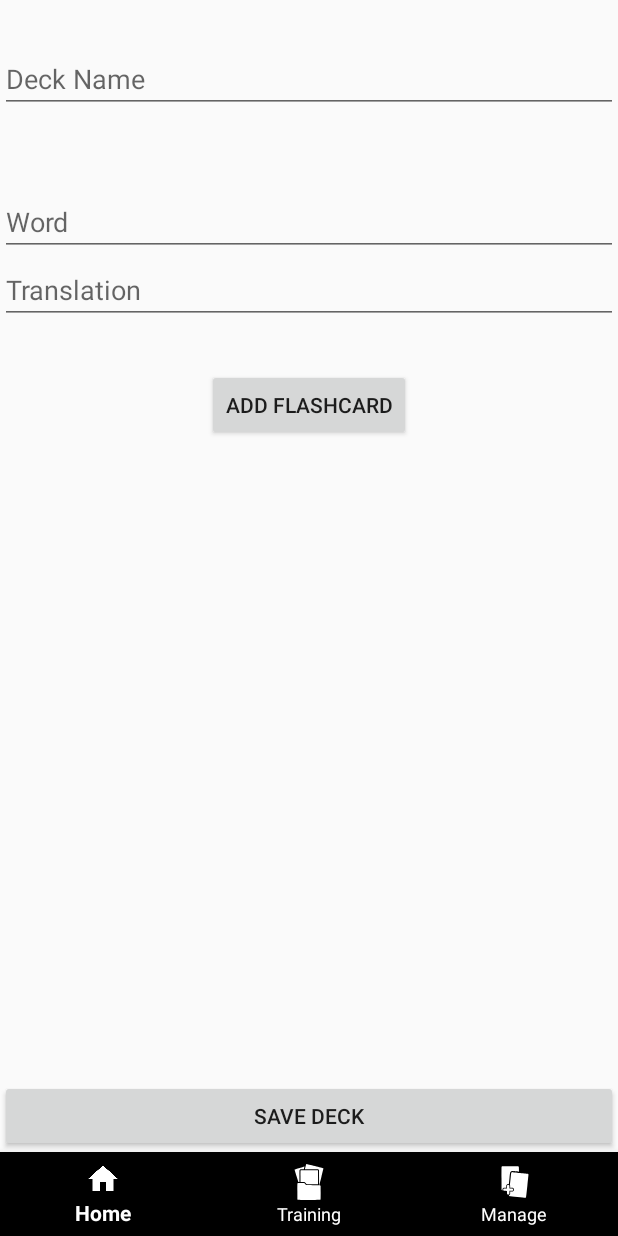
After one commit to d-albuzzi1/FlashCardas, an Android app: the fragment CreateDeckFragment placed in its activity, on a phone screen of 412 x 824 dp. The commit adds this screen. Run offline under Robolectric (Android 15) with nearby library versions, the phone set to English and light mode, and no system bars; our stand-ins replace Firebase (no records; nobody signed in at launch, a user with empty details on screens opened directly).

Commit message:
aggiunta di feature WIP

```diff
--- a/app/src/main/java/com/example/flashcardas/ui/adapter/HomeDeckAdapter.java
+++ b/app/src/main/java/com/example/flashcardas/ui/adapter/HomeDeckAdapter.java
@@ -13,6 +13,7 @@
 public class HomeDeckAdapter extends RecyclerView.Adapter<HomeDeckAdapter.DeckViewHolder> {
     private List<Deck> deckList;
     private final OnDeckClickListener listener;     // Interfaccia per gestire il click su un mazzo
+
     public interface OnDeckClickListener {
         void onDeckClick(Deck deck);
     }
--- /dev/null
+++ b/app/src/main/java/com/example/flashcardas/ui/main/CreateDeckFragment.java
@@ -0,0 +1,46 @@
+package com.example.flashcardas.ui.main;
+
+import android.os.Bundle;
+import android.view.LayoutInflater;
+import android.view.View;
+import android.view.ViewGroup;
+import android.widget.Button;
+import android.widget.EditText;
+
+import androidx.annotation.NonNull;
+import androidx.annotation.Nullable;
+import androidx.fragment.app.Fragment;
+
+import com.example.flashcardas.R;
+
+public class CreateDeckFragment extends Fragment {
+
+    private EditText word, translation, deckName;
+
+    @Override
+    public View onCreateView(@NonNull LayoutInflater inflater, @Nullable ViewGroup container, @Nullable Bundle savedInstanceState) {
+        View view = inflater.inflate(R.layout.fragment_create_deck, container, false); // Inflazione del layout
+
+        /*
+        // Inizializza i campi di input
+        deckName = view.findViewById(R.id.editTextDeckName);
+        word = view.findViewById(R.id.editTextWord);
+        translation = view.findViewById(R.id.editTextTranslation);
+        Button saveDeckButton = view.findViewById(R.id.buttonSaveDeck);
+
+        saveDeckButton.setOnClickListener(v -> {
+            String deckTitle = deckName.getText().toString().trim();
+            String wordText = word.getText().toString().trim();
+            String translationText = translation.getText().toString().trim();
+
+            if (!deckTitle.isEmpty() && !wordText.isEmpty() && !translationText.isEmpty()) {
+                // TODO: Salvare il mazzo su Firebase o localmente
+            } else {
+                // Mostrare un messaggio di errore
+            }
+        });
+        */
+        return view; // Restituisci la vista corretta
+    }
+
+}
--- a/app/src/main/java/com/example/flashcardas/ui/main/HomeFragment.java
+++ b/app/src/main/java/com/example/flashcardas/ui/main/HomeFragment.java
@@ -45,7 +45,10 @@
         recyclerView.setLayoutManager(new LinearLayoutManager(getContext()));
 
         homeDeckAdapter = new HomeDeckAdapter(new ArrayList<>(), deck -> {
-            TrainingFragment trainingFragment = TrainingFragment.newInstance(deck);
+
+            deckViewModel.setSelectedDeck(deck);
+
+            TrainingFragment trainingFragment = new TrainingFragment();
 
             requireActivity().getSupportFragmentManager().beginTransaction()
                     .replace(R.id.fragment_container, trainingFragment)
@@ -56,11 +59,11 @@
         recyclerView.setAdapter(homeDeckAdapter);
 
         deckViewModel = new ViewModelProvider(this).get(DeckViewModel.class);
-        deckViewModel.getDecksMutable().observe(getViewLifecycleOwner(), homeDeckAdapter::setDecks);
+        deckViewModel.getDecks().observe(getViewLifecycleOwner(), homeDeckAdapter::setDecks);
 
         // Gestione caso in cui non ci sono mazzi
         TextView emptyMessage = view.findViewById(R.id.emptyMessage);
-        deckViewModel.getDecksMutable().observe(getViewLifecycleOwner(), decks -> {
+        deckViewModel.getDecks().observe(getViewLifecycleOwner(), decks -> {
             if (decks != null && !decks.isEmpty()) {
                 homeDeckAdapter.setDecks(decks);
                 emptyMessage.setVisibility(View.GONE);
--- /dev/null
+++ b/app/src/main/res/layout/fragment_create_deck.xml
@@ -0,0 +1,54 @@
+<?xml version="1.0" encoding="utf-8"?>
+<androidx.constraintlayout.widget.ConstraintLayout xmlns:android="http://schemas.android.com/apk/res/android"
+    android:layout_width="match_parent"
+    android:layout_height="match_parent"
+    xmlns:app="http://schemas.android.com/apk/res-auto">
+
+    <EditText
+        android:id="@+id/editTextDeckName"
+        android:hint="Deck Name"
+        android:layout_marginTop="30dp"
+        android:layout_width="match_parent"
+        android:layout_height="wrap_content"
+        app:layout_constraintTop_toTopOf="parent"/>
+
+    <EditText
+        android:id="@+id/editTextWord"
+        android:hint="Word"
+        android:layout_marginTop="50dp"
+        android:layout_width="match_parent"
+        android:layout_height="wrap_content"
+        app:layout_constraintTop_toBottomOf="@+id/editTextDeckName"/>
+
+    <EditText
+        android:id="@+id/editTextTranslation"
+        android:hint="Translation"
+        android:layout_width="match_parent"
+        android:layout_height="wrap_content"
+        app:layout_constraintTop_toBottomOf="@id/editTextWord"/>
+
+    <Button
+        android:id="@+id/buttonAddFlashcard"
+        android:layout_width="wrap_content"
+        android:layout_height="wrap_content"
+        android:text="Add Flashcard"
+        android:layout_marginTop="30dp"
+        app:layout_constraintEnd_toEndOf="parent"
+        app:layout_constraintStart_toStartOf="parent"
+        app:layout_constraintTop_toBottomOf="@id/editTextTranslation" />
+
+    <androidx.recyclerview.widget.RecyclerView
+        android:id="@+id/recyclerViewFlashcardsInDeck"
+        android:layout_width="match_parent"
+        android:layout_height="0dp"
+        android:layout_weight="1"
+        app:layout_constraintTop_toBottomOf="@+id/buttonAddFlashcard" />
+
+    <Button
+        android:id="@+id/buttonSaveDeck"
+        android:layout_width="match_parent"
+        android:layout_height="wrap_content"
+        android:text="Save Deck"
+        app:layout_constraintBottom_toBottomOf="parent" />
+
+</androidx.constraintlayout.widget.ConstraintLayout>
--- a/app/src/main/res/layout/fragment_manage_collections.xml
+++ b/app/src/main/res/layout/fragment_manage_collections.xml
@@ -21,6 +21,7 @@
         android:padding="60dp"/>
 
     <Button
+        android:id="@+id/createButtonDeck"
         android:layout_width="wrap_content"
         android:layout_height="wrap_content"
         android:text="Crea nuovo mazzo!"
```
Also changed, not shown: app/build.gradle (+6 -2 lines), app/src/main/java/com/example/flashcardas/model/Deck.java (+1 -33 lines), app/src/main/java/com/example/flashcardas/repository/DeckRepository.java (+10 -0 lines), app/src/main/java/com/example/flashcardas/ui/adapter/FlashcardAdapter.java (+10 -5 lines), app/src/main/java/com/example/flashcardas/ui/main/ManageCollectionsFragment.java (+11 -0 lines), app/src/main/java/com/example/flashcardas/ui/main/TrainingFragment.java (+20 -26 lines), app/src/main/java/com/example/flashcardas/viewmodel/DeckViewModel.java (+12 -28 lines).
